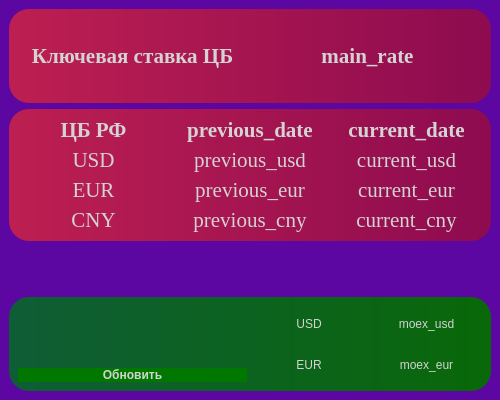
First picture: the form in assets/cb_ui.ui, repository Konstantin-Here-Now/Important_Rates, before the edit.
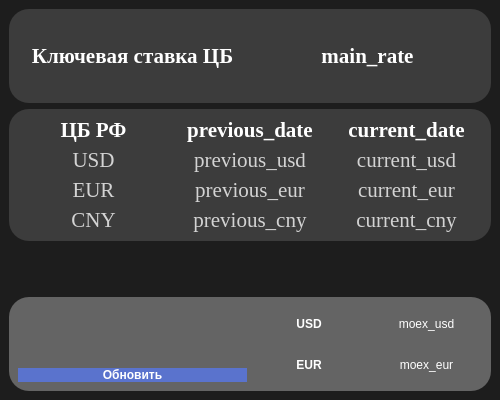
Second picture: the form after the edit. Icons and pictures are not drawn.

Commit message: Changed UI. Solved problem with Selenium, when it "cannot find" needed items on the web-page.

```diff
--- a/assets/cb_ui.ui
+++ b/assets/cb_ui.ui
@@ -49,14 +49,14 @@
     <bool>false</bool>
    </property>
    <property name="styleSheet">
-    <string notr="true">background-color: rgb(92, 7, 162);
+    <string notr="true">background-color: rgb(29, 29, 29);
 font: 16pt &quot;Times New Roman&quot;;</string>
    </property>
    <layout class="QVBoxLayout" name="verticalLayout_2">
     <item>
      <widget class="QWidget" name="main_rate_widget" native="true">
       <property name="styleSheet">
-       <string notr="true">background-color: qlineargradient(spread:repeat, x1:0, y1:0, x2:1, y2:0, stop:0 rgba(189, 31, 81, 255), stop:1 rgba(141, 11, 80, 255));
+       <string notr="true">background-color: rgb(60, 60, 60);
 border-radius: 20px;
 font: bold;</string>
       </property>
@@ -77,7 +77,7 @@
          </property>
          <property name="styleSheet">
           <string notr="true">background-color: rgba(255, 255, 255, 0);
-color: rgb(211, 211, 211);
+color: rgb(255, 255, 255);
 border-radius: 20px;</string>
          </property>
          <property name="frameShape">
@@ -107,7 +107,7 @@
          </property>
          <property name="styleSheet">
           <string notr="true">background-color: rgba(255, 255, 255, 0);
-color: rgb(211, 211, 211);
+color: rgb(255, 255, 255);
 border-radius: 20px;</string>
          </property>
          <property name="frameShape">
@@ -136,7 +136,7 @@
     <item>
      <widget class="QWidget" name="other_rates_widget" native="true">
       <property name="styleSheet">
-       <string notr="true">background-color: qlineargradient(spread:repeat, x1:0, y1:0, x2:1, y2:0, stop:0 rgba(189, 31, 81, 255), stop:1 rgba(141, 11, 80, 255));
+       <string notr="true">background-color: rgb(60, 60, 60);
 border-radius: 20px;</string>
       </property>
       <layout class="QHBoxLayout" name="horizontalLayout_2">
@@ -155,7 +155,7 @@
            </property>
            <property name="styleSheet">
             <string notr="true">background-color: rgba(255, 255, 255, 0);
-color: rgb(211, 211, 211);
+color: rgb(255, 255, 255);
 border-radius: 20px;
 font: bold;</string>
            </property>
@@ -277,7 +277,7 @@
            </property>
            <property name="styleSheet">
             <string notr="true">background-color: rgba(255, 255, 255, 0);
-color: rgb(211, 211, 211);
+color: rgb(255, 255, 255);
 border-radius: 20px;
 font: bold;</string>
            </property>
@@ -399,7 +399,7 @@
            </property>
            <property name="styleSheet">
             <string notr="true">background-color: rgba(255, 255, 255, 0);
-color: rgb(211, 211, 211);
+color: rgb(255, 255, 255);
 border-radius: 20px;
 font: bold;</string>
            </property>
@@ -537,7 +537,7 @@
        </font>
       </property>
       <property name="styleSheet">
-       <string notr="true">background-color: qlineargradient(spread:repeat, x1:0, y1:0, x2:1, y2:0, stop:0 rgba(15, 93, 54, 255), stop:1 rgba(9, 104, 8, 255));
+       <string notr="true">background-color: rgb(100, 100, 100);
 border-radius: 20px;</string>
       </property>
       <layout class="QHBoxLayout" name="horizontalLayout_3">
@@ -579,8 +579,8 @@
            <property name="styleSheet">
             <string notr="true">QPushButton {
 	font: bold;
-	background-color: rgb(0, 120, 0);
-	color: rgb(211, 211, 211);
+	background-color: rgb(90, 115, 205);
+	color: rgb(255, 255, 255);
 	border-style: outset;
     border-radius: 10px;
 }
@@ -616,8 +616,9 @@
            <item>
             <widget class="QLabel" name="contant_label_6">
              <property name="styleSheet">
-              <string notr="true">background-color: rgba(255, 255, 255, 0);
-color: rgb(211, 211, 211);
+              <string notr="true">font: bold;
+background-color: rgba(255, 255, 255, 0);
+color: rgb(255, 255, 255);
 border-radius: 20px;</string>
              </property>
              <property name="frameShape">
@@ -644,7 +645,7 @@
             <widget class="QLabel" name="moex_usd">
              <property name="styleSheet">
               <string notr="true">background-color: rgba(255, 255, 255, 0);
-color: rgb(211, 211, 211);
+color: rgb(255, 255, 255);
 border-radius: 20px;</string>
              </property>
              <property name="frameShape">
@@ -674,8 +675,9 @@
            <item>
             <widget class="QLabel" name="contant_label_7">
              <property name="styleSheet">
-              <string notr="true">background-color: rgba(255, 255, 255, 0);
-color: rgb(211, 211, 211);
+              <string notr="true">font: bold;
+background-color: rgba(255, 255, 255, 0);
+color: rgb(255, 255, 255);
 border-radius: 20px;</string>
              </property>
              <property name="frameShape">
@@ -702,7 +704,7 @@
             <widget class="QLabel" name="moex_eur">
              <property name="styleSheet">
               <string notr="true">background-color: rgba(255, 255, 255, 0);
-color: rgb(211, 211, 211);
+color: rgb(255, 255, 255);
 border-radius: 20px;</string>
              </property>
              <property name="frameShape">
```
Left out of the diff: 8 changed lines with no effect on the pictures. The commit also changes 3 other files.
